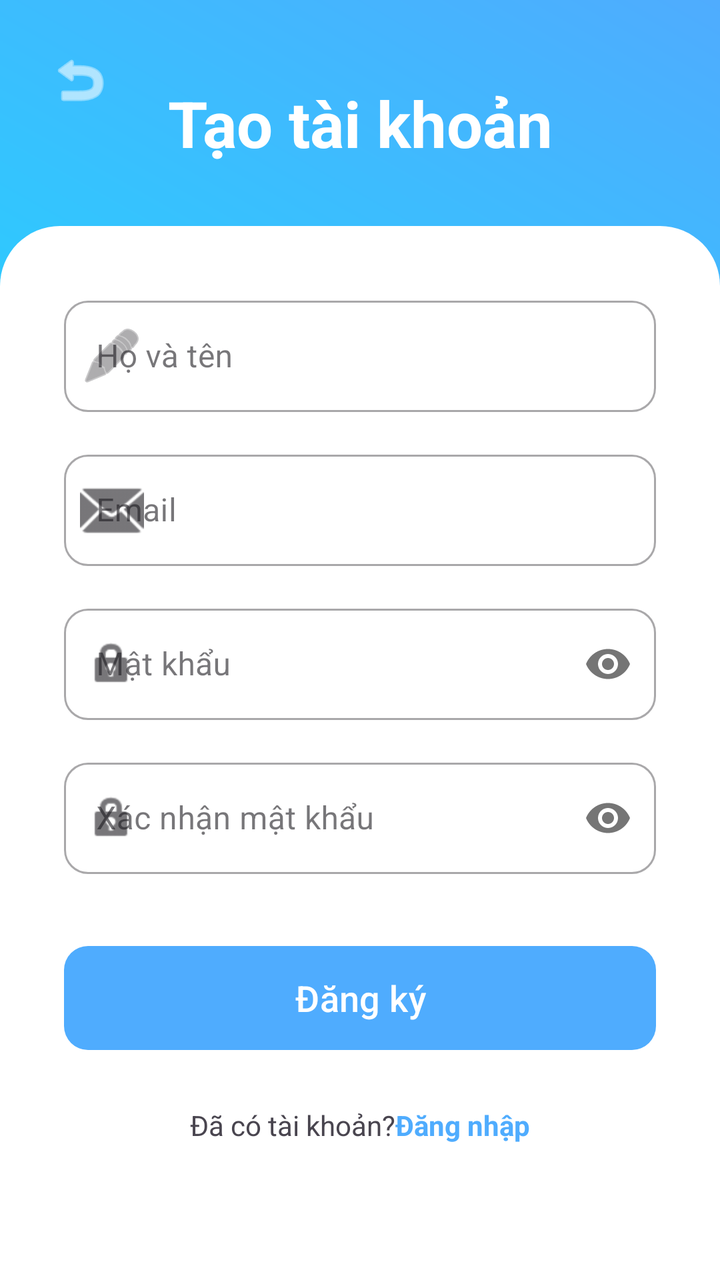
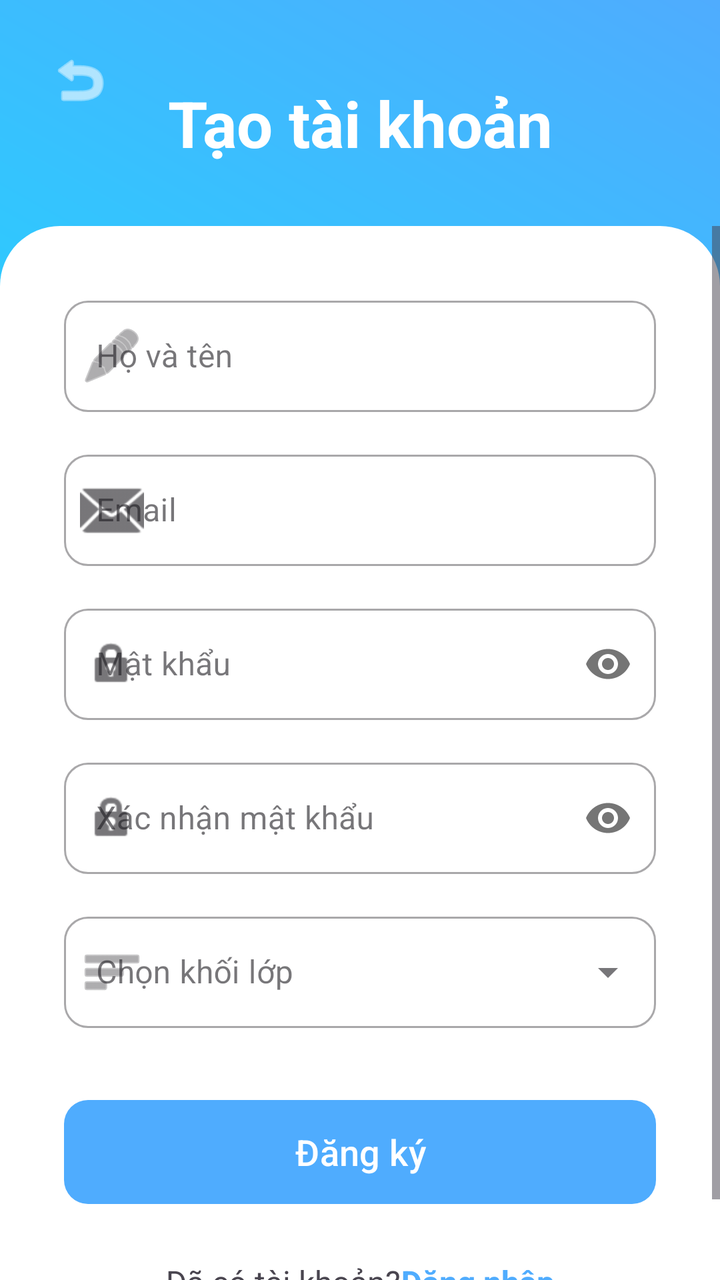

Two renders of the same Android screen: before a commit and after it. Below are the layout's source before the change and the commit's diff.
<!-- AndroidManifest.xml: application theme Theme.Nhom_2_Android_Final -->
<!-- res/layout/activity_register.xml -->
<?xml version="1.0" encoding="utf-8"?>
<androidx.constraintlayout.widget.ConstraintLayout xmlns:android="http://schemas.android.com/apk/res/android"
    xmlns:app="http://schemas.android.com/apk/res-auto"
    xmlns:tools="http://schemas.android.com/tools"
    android:layout_width="match_parent"
    android:layout_height="match_parent"
    android:background="@drawable/bg_gradient"
    tools:context=".RegisterActivity">

    <ImageButton
        android:id="@+id/btnBack"
        android:layout_width="wrap_content"
        android:layout_height="wrap_content"
        android:layout_marginStart="16dp"
        android:layout_marginTop="16dp"
        android:background="?attr/selectableItemBackgroundBorderless"
        android:padding="8dp"
        android:src="@android:drawable/ic_menu_revert"
        app:layout_constraintStart_toStartOf="parent"
        app:layout_constraintTop_toTopOf="parent"
        app:tint="@android:color/white" />

    <TextView
        android:id="@+id/tvTitle"
        android:layout_width="wrap_content"
        android:layout_height="wrap_content"
        android:layout_marginTop="40dp"
        android:text="@string/create_account"
        android:textColor="@android:color/white"
        android:textSize="32sp"
        android:textStyle="bold"
        app:layout_constraintEnd_toEndOf="parent"
        app:layout_constraintStart_toStartOf="parent"
        app:layout_constraintTop_toTopOf="parent" />

    <View
        android:id="@+id/cardBackground"
        android:layout_width="0dp"
        android:layout_height="0dp"
        android:layout_marginTop="30dp"
        android:background="@drawable/bg_card_white"
        app:layout_constraintBottom_toBottomOf="parent"
        app:layout_constraintEnd_toEndOf="parent"
        app:layout_constraintStart_toStartOf="parent"
        app:layout_constraintTop_toBottomOf="@id/tvTitle" />

    <ScrollView
        android:layout_width="0dp"
        android:layout_height="0dp"
        app:layout_constraintBottom_toBottomOf="parent"
        app:layout_constraintEnd_toEndOf="parent"
        app:layout_constraintStart_toStartOf="parent"
        app:layout_constraintTop_toTopOf="@id/cardBackground">

        <LinearLayout
            android:layout_width="match_parent"
            android:layout_height="wrap_content"
            android:orientation="vertical"
            android:padding="32dp">

            <com.google.android.material.textfield.TextInputLayout
                android:id="@+id/tilFullName"
                style="@style/Widget.MaterialComponents.TextInputLayout.OutlinedBox"
                android:layout_width="match_parent"
                android:layout_height="wrap_content"
                android:hint="@string/full_name"
                app:boxCornerRadiusBottomEnd="12dp"
                app:boxCornerRadiusBottomStart="12dp"
                app:boxCornerRadiusTopEnd="12dp"
                app:boxCornerRadiusTopStart="12dp"
                app:startIconDrawable="@android:drawable/ic_menu_edit">

                <com.google.android.material.textfield.TextInputEditText
                    android:layout_width="match_parent"
                    android:layout_height="wrap_content"
                    android:inputType="textPersonName" />
            </com.google.android.material.textfield.TextInputLayout>

            <com.google.android.material.textfield.TextInputLayout
                android:id="@+id/tilEmail"
                style="@style/Widget.MaterialComponents.TextInputLayout.OutlinedBox"
                android:layout_width="match_parent"
                android:layout_height="wrap_content"
                android:layout_marginTop="16dp"
                android:hint="@string/email"
                app:boxCornerRadiusBottomEnd="12dp"
                app:boxCornerRadiusBottomStart="12dp"
                app:boxCornerRadiusTopEnd="12dp"
                app:boxCornerRadiusTopStart="12dp"
                app:startIconDrawable="@android:drawable/ic_dialog_email">

                <com.google.android.material.textfield.TextInputEditText
                    android:layout_width="match_parent"
                    android:layout_height="wrap_content"
                    android:inputType="textEmailAddress" />
            </com.google.android.material.textfield.TextInputLayout>

            <com.google.android.material.textfield.TextInputLayout
                android:id="@+id/tilPassword"
                style="@style/Widget.MaterialComponents.TextInputLayout.OutlinedBox"
                android:layout_width="match_parent"
                android:layout_height="wrap_content"
                android:layout_marginTop="16dp"
                android:hint="@string/password"
                app:boxCornerRadiusBottomEnd="12dp"
                app:boxCornerRadiusBottomStart="12dp"
                app:boxCornerRadiusTopEnd="12dp"
                app:boxCornerRadiusTopStart="12dp"
                app:passwordToggleEnabled="true"
                app:startIconDrawable="@android:drawable/ic_lock_idle_lock">

                <com.google.android.material.textfield.TextInputEditText
                    android:layout_width="match_parent"
                    android:layout_height="wrap_content"
                    android:inputType="textPassword" />
            </com.google.android.material.textfield.TextInputLayout>

            <com.google.android.material.textfield.TextInputLayout
                android:id="@+id/tilConfirmPassword"
                style="@style/Widget.MaterialComponents.TextInputLayout.OutlinedBox"
                android:layout_width="match_parent"
                android:layout_height="wrap_content"
                android:layout_marginTop="16dp"
                android:hint="@string/confirm_password"
                app:boxCornerRadiusBottomEnd="12dp"
                app:boxCornerRadiusBottomStart="12dp"
                app:boxCornerRadiusTopEnd="12dp"
                app:boxCornerRadiusTopStart="12dp"
                app:passwordToggleEnabled="true"
                app:startIconDrawable="@android:drawable/ic_lock_idle_lock">

                <com.google.android.material.textfield.TextInputEditText
                    android:layout_width="match_parent"
                    android:layout_height="wrap_content"
                    android:inputType="textPassword" />
            </com.google.android.material.textfield.TextInputLayout>

            <com.google.android.material.button.MaterialButton
                android:id="@+id/btnRegister"
                android:layout_width="match_parent"
                android:layout_height="60dp"
                android:layout_marginTop="32dp"
                android:text="@string/register"
                android:textAllCaps="false"
                android:textSize="18sp"
                app:cornerRadius="12dp" />

            <LinearLayout
                android:layout_width="wrap_content"
                android:layout_height="wrap_content"
                android:layout_gravity="center"
                android:layout_marginTop="24dp"
                android:orientation="horizontal">

                <TextView
                    android:layout_width="wrap_content"
                    android:layout_height="wrap_content"
                    android:text="@string/already_have_account" />

                <TextView
                    android:id="@+id/tvLogin"
                    android:layout_width="wrap_content"
                    android:layout_height="wrap_content"
                    android:text="@string/login"
                    android:textColor="#4facfe"
                    android:textStyle="bold" />
            </LinearLayout>

        </LinearLayout>
    </ScrollView>

</androidx.constraintlayout.widget.ConstraintLayout>
<!-- resources referenced by this layout -->
<resources>
  <!-- drawable bg_card_white (drawable) -->
  <?xml version="1.0" encoding="utf-8"?>
  <shape xmlns:android="http://schemas.android.com/apk/res/android">
      <solid android:color="@android:color/white" />
      <corners
          android:topLeftRadius="30dp"
          android:topRightRadius="30dp" />
  </shape>
  <!-- drawable bg_gradient (drawable) -->
  <?xml version="1.0" encoding="utf-8"?>
  <shape xmlns:android="http://schemas.android.com/apk/res/android">
      <gradient
          android:angle="45"
          android:endColor="#4facfe"
          android:startColor="#00f2fe"
          android:type="linear" />
  </shape>
  <string name="already_have_account">Đã có tài khoản? </string>
  <string name="confirm_password">Xác nhận mật khẩu</string>
  <string name="create_account">Tạo tài khoản</string>
  <string name="email">Email</string>
  <string name="full_name">Họ và tên</string>
  <string name="login">Đăng nhập</string>
  <string name="password">Mật khẩu</string>
  <string name="register">Đăng ký</string>
  <style name="Theme.Nhom_2_Android_Final" parent="Base.Theme.Nhom_2_Android_Final" />
  <style name="Base.Theme.Nhom_2_Android_Final" parent="Theme.Material3.DayNight.NoActionBar">
          
          <item name="colorPrimary">@color/colorPrimary</item>
          <item name="android:statusBarColor">@color/colorPrimary</item>
      </style>
  <color name="colorPrimary">#4facfe</color>
</resources>

<!-- the commit's change to res/layout/activity_register.xml (unified diff, before → after) -->
@@ -135,6 +135,26 @@
                     android:inputType="textPassword" />
             </com.google.android.material.textfield.TextInputLayout>
 
+            <com.google.android.material.textfield.TextInputLayout
+                android:id="@+id/tilGrade"
+                style="@style/Widget.MaterialComponents.TextInputLayout.OutlinedBox.ExposedDropdownMenu"
+                android:layout_width="match_parent"
+                android:layout_height="wrap_content"
+                android:layout_marginTop="16dp"
+                android:hint="@string/select_grade"
+                app:boxCornerRadiusBottomEnd="12dp"
+                app:boxCornerRadiusBottomStart="12dp"
+                app:boxCornerRadiusTopEnd="12dp"
+                app:boxCornerRadiusTopStart="12dp"
+                app:startIconDrawable="@android:drawable/ic_menu_sort_by_size">
+
+                <AutoCompleteTextView
+                    android:id="@+id/actvGrade"
+                    android:layout_width="match_parent"
+                    android:layout_height="wrap_content"
+                    android:inputType="none" />
+            </com.google.android.material.textfield.TextInputLayout>
+
             <com.google.android.material.button.MaterialButton
                 android:id="@+id/btnRegister"
                 android:layout_width="match_parent"
@@ -155,7 +175,8 @@
                 <TextView
                     android:layout_width="wrap_content"
                     android:layout_height="wrap_content"
-                    android:text="@string/already_have_account" />
+                    android:text="@string/already_have_account"
+                    android:textSize="16sp" />
 
                 <TextView
                     android:id="@+id/tvLogin"
@@ -163,6 +184,7 @@
                     android:layout_height="wrap_content"
                     android:text="@string/login"
                     android:textColor="#4facfe"
+                    android:textSize="16sp"
                     android:textStyle="bold" />
             </LinearLayout>
 
<!-- resource entries referenced after the edit -->
@@ -25,6 +25,7 @@
   <string name="login">Đăng nhập</string>
   <string name="password">Mật khẩu</string>
   <string name="register">Đăng ký</string>
+  <string name="select_grade">Chọn khối lớp</string>
   <style name="Theme.Nhom_2_Android_Final" parent="Base.Theme.Nhom_2_Android_Final" />
   <style name="Base.Theme.Nhom_2_Android_Final" parent="Theme.Material3.DayNight.NoActionBar">
           
